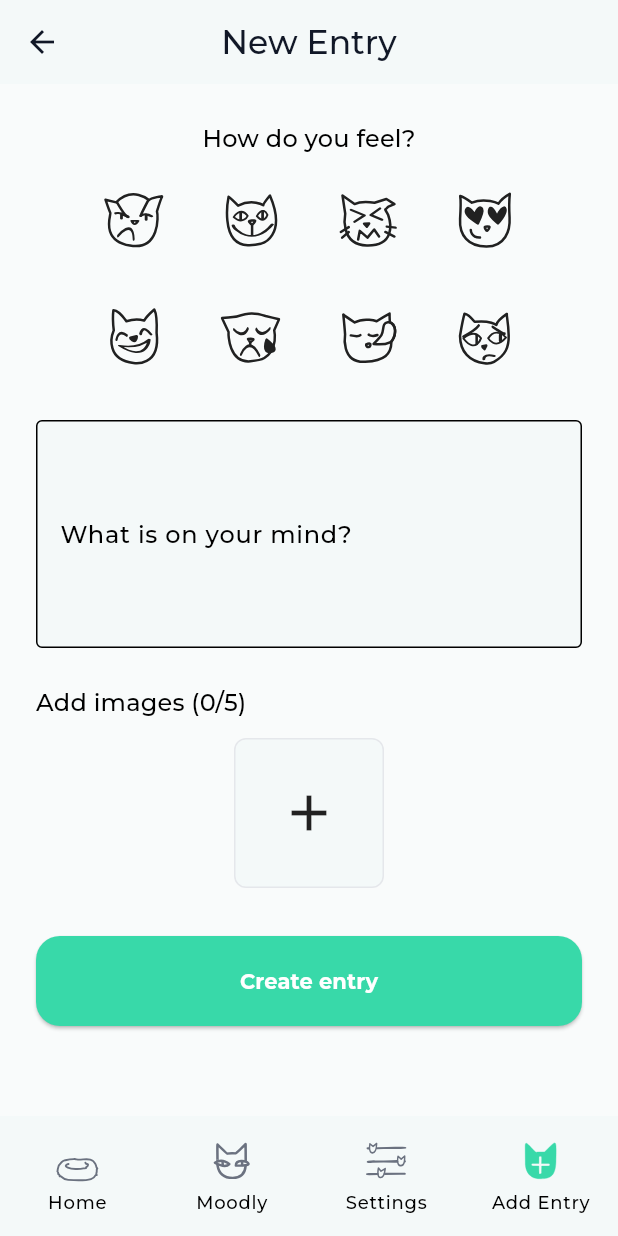
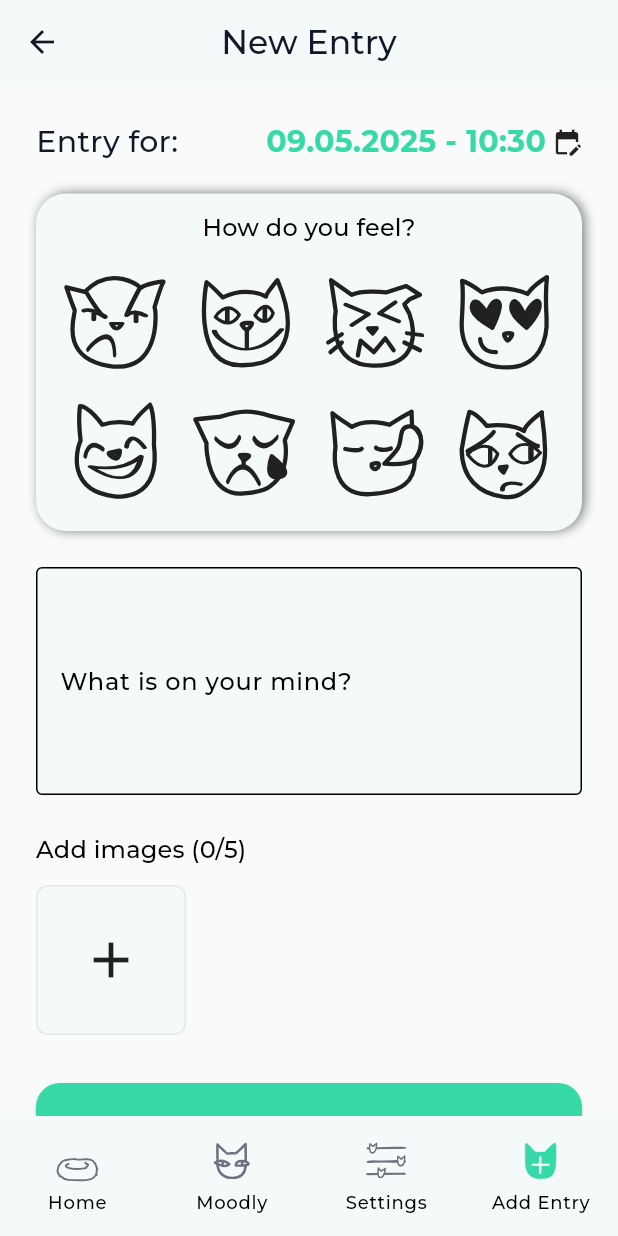
Before and after one commit to codemalcolm/moodly_client, a Flutter app: the screen it shows after launch, item 4 of the bottom bar chosen, on a phone screen of 412 x 824 dp. Run offline on Flutter 3.47's test engine with Material 3 defaults, Android fonts, the phone set to English and light mode, and no system bars; our stand-ins replace flutter_svg, image_picker, shared_preferences; network calls fail; project files that could hold a hidden picture were left out.

Commit message:
add date and time to new entry screen

```diff
--- /dev/null
+++ b/assets/data/days.json
@@ -0,0 +1,32 @@
+[
+  {
+    "dayEntry": {
+      "id": "day_001",
+      "date": "2025-04-28",
+      "mood": "happy",
+      "dailyTasks": ["task_101", "task_102"],
+      "journalEntries": ["journal_001", "journal_002"],
+      "entryDate": "2025-04-28T08:30:00Z"
+    }
+  },
+  {
+    "dayEntry": {
+      "id": "day_002",
+      "date": "2025-04-29",
+      "mood": "mid",
+      "dailyTasks": [],
+      "journalEntries": [],
+      "entryDate": "2025-04-29T09:00:00Z"
+    }
+  },
+  {
+    "dayEntry": {
+      "id": "day_003",
+      "date": "2025-04-30",
+      "mood": "sad",
+      "dailyTasks": ["task_103"],
+      "journalEntries": ["journal_003"],
+      "entryDate": "2025-04-30T07:45:00Z"
+    }
+  }
+]
--- a/lib/screens/new_entry_screen.dart
+++ b/lib/screens/new_entry_screen.dart
@@ -1,9 +1,12 @@
 import 'dart:io';
 import 'package:flutter/material.dart';
+import 'package:flutter_svg/svg.dart';
 import 'package:image_picker/image_picker.dart';
-import 'package:flutter_svg/flutter_svg.dart';
 import 'package:moodly_client/widgets/custom_button.dart';
 import 'package:moodly_client/widgets/custom_image_selector.dart';
+import 'package:moodly_client/widgets/date_time_picker.dart';
+import 'package:moodly_client/widgets/moods_card.dart';
+import 'package:intl/intl.dart';
 
 class NewEntryScreen extends StatefulWidget {
   const NewEntryScreen({super.key});
@@ -12,21 +15,14 @@ class NewEntryScreen extends StatefulWidget {
   State<NewEntryScreen> createState() => _NewEntryScreenState();
 }
 
+DateTime selectedDateTime = DateTime.now();
+
 class _NewEntryScreenState extends State<NewEntryScreen> {
   int? selectedMoodIndex;
+  bool showMoodSelector = true;
+
   List<File> imageFiles = [];
   final imagePicker = ImagePicker();
-
-  final List<String> moodIconPaths = [
-    'assets/icons/icon_mood_angry.svg',
-    'assets/icons/icon_mood_good.svg',
-    'assets/icons/icon_mood_moody.svg',
-    'assets/icons/icon_mood_loving.svg',
-    'assets/icons/icon_mood_happy.svg',
-    'assets/icons/icon_mood_sad.svg',
-    'assets/icons/icon_mood_tired.svg',
-    'assets/icons/icon_mood_anxious.svg',
-  ];
 
   Future<void> selectImage() async {
     final picked = await imagePicker.pickImage(
@@ -41,6 +37,22 @@ class _NewEntryScreenState extends State<NewEntryScreen> {
     }
   }
 
+  Future<void> pickDateTime() async {
+    final newDateTime = await DateTimePicker.pickDateTime(
+      context: context,
+      initialDateTime: selectedDateTime,
+    );
+    if (newDateTime != null) {
+      setState(() {
+        selectedDateTime = newDateTime;
+      });
+    }
+  }
+
+  String get formattedDateTime {
+    return DateFormat('dd.MM.yyyy - HH:mm').format(selectedDateTime);
+  }
+
   void removeImage(int index) {
     setState(() {
       imageFiles.removeAt(index);
@@ -50,52 +62,79 @@ class _NewEntryScreenState extends State<NewEntryScreen> {
   @override
   Widget build(BuildContext context) {
     final theme = Theme.of(context);
-
     return SingleChildScrollView(
       padding: const EdgeInsets.all(24),
       child: Column(
+        crossAxisAlignment: CrossAxisAlignment.start,
         children: [
-          Text('How do you feel?', style: theme.textTheme.titleMedium),
-          const SizedBox(height: 12),
-          Wrap(
-            spacing: 16,
-            runSpacing: 16,
-            children: List.generate(moodIconPaths.length, (index) {
-              final isSelected = selectedMoodIndex == index;
-              return GestureDetector(
-                onTap: () {
-                  setState(() {
-                    selectedMoodIndex = index;
-                  });
-                },
+          Row(
+            mainAxisAlignment: MainAxisAlignment.spaceBetween,
+            children: [
+              const Text("Entry for:", style: TextStyle(fontSize: 20)),
+              GestureDetector(
+                onTap: pickDateTime,
+                child: Row(
+                  children: [
+                    Text(
+                      formattedDateTime,
+                      style: TextStyle(
+                        color: theme.colorScheme.primary,
+                        fontWeight: FontWeight.w600,
+                        fontSize: 20,
+                      ),
+                    ),
+                    const SizedBox(width: 4),
+                    const Icon(Icons.edit_calendar, size: 20),
+                  ],
+                ),
+              ),
+            ],
+          ),
+          const SizedBox(height: 20),
+          if (selectedMoodIndex != null && !showMoodSelector)
+            GestureDetector(
+              onTap: () => setState(() => showMoodSelector = true),
+              child: Align(
+                alignment: Alignment.center,
                 child: Container(
-                  padding: const EdgeInsets.all(8),
+                  padding: const EdgeInsets.all(12),
                   decoration: BoxDecoration(
                     shape: BoxShape.circle,
-                    border: Border.all(
-                      color:
-                          isSelected
-                              ? theme.colorScheme.primary
-                              : Colors.transparent,
-                      width: 3,
-                    ),
+                    color: theme.colorScheme.surface,
+                    boxShadow: [
+                      BoxShadow(
+                        color: Colors.black26,
+                        blurRadius: 4,
+                        offset: Offset(0, 2),
+                      ),
+                    ],
                   ),
                   child: SvgPicture.asset(
-                    moodIconPaths[index],
-                    width: 40,
-                    height: 40,
+                    MoodsCard.moods[selectedMoodIndex!],
+                    width: 48,
+                    height: 48,
                     colorFilter: ColorFilter.mode(
-                      isSelected
-                          ? theme.colorScheme.primary
-                          : theme.iconTheme.color ?? Colors.black,
+                      theme.colorScheme.primary,
                       BlendMode.srcIn,
                     ),
                   ),
                 ),
-              );
-            }),
-          ),
-
+              ),
+            ),
+          if (selectedMoodIndex == null || showMoodSelector)
+            Column(
+              children: [
+                MoodsCard(
+                  selectedMoodIndex: selectedMoodIndex,
+                  onMoodSelected: (index) {
+                    setState(() {
+                      selectedMoodIndex = index;
+                      showMoodSelector = false;
+                    });
+                  },
+                ),
+              ],
+            ),
           const SizedBox(height: 24),
           TextField(
             decoration: const InputDecoration(
@@ -105,12 +144,9 @@ class _NewEntryScreenState extends State<NewEntryScreen> {
             maxLines: 5,
           ),
           const SizedBox(height: 24),
-          Align(
-            alignment: Alignment.centerLeft,
-            child: Text(
-              'Add images (${imageFiles.length}/5)',
-              style: theme.textTheme.titleMedium,
-            ),
+          Text(
+            'Add images (${imageFiles.length}/5)',
+            style: theme.textTheme.titleMedium,
           ),
           const SizedBox(height: 12),
           Wrap(
--- a/lib/screens/settings_screen.dart
+++ b/lib/screens/settings_screen.dart
@@ -1,5 +1,5 @@
 import 'package:flutter/material.dart';
-import 'package:moodly_client/screens/services/notification_settings_service.dart';
+import 'package:moodly_client/services/notification_settings_service.dart';
 import 'package:moodly_client/theme/theme_notifier.dart';
 import 'package:moodly_client/widgets/section_divider.dart';
 import 'package:moodly_client/widgets/theme_mode_selector.dart';
--- a/lib/widgets/moods_card.dart
+++ b/lib/widgets/moods_card.dart
@@ -1,14 +1,29 @@
 import 'package:flutter/material.dart';
 import 'package:flutter_svg/flutter_svg.dart';
 
+class Mood {
+  final String name;
+  final String iconPath;
+  Mood({required this.name, required this.iconPath});
+}
+
 class MoodsCard extends StatelessWidget {
-  final List<String> moodIconPaths;
   final int? selectedMoodIndex;
   final ValueChanged<int> onMoodSelected;
 
+  static List<String> moods = [
+    'assets/icons/icon_mood_angry.svg',
+    'assets/icons/icon_mood_good.svg',
+    'assets/icons/icon_mood_moody.svg',
+    'assets/icons/icon_mood_loving.svg',
+    'assets/icons/icon_mood_happy.svg',
+    'assets/icons/icon_mood_sad.svg',
+    'assets/icons/icon_mood_tired.svg',
+    'assets/icons/icon_mood_anxious.svg',
+  ];
+
   const MoodsCard({
     super.key,
-    required this.moodIconPaths,
     required this.selectedMoodIndex,
     required this.onMoodSelected,
   });
@@ -19,10 +34,10 @@ class MoodsCard extends StatelessWidget {
 
     return Container(
       width: double.infinity,
-      padding: const EdgeInsets.all(20),
+      padding: const EdgeInsets.all(10),
       decoration: BoxDecoration(
         color: theme.colorScheme.surface,
-        borderRadius: BorderRadius.circular(10),
+        borderRadius: BorderRadius.circular(20),
         boxShadow: [
           BoxShadow(
             color: const Color.fromARGB(126, 0, 0, 0),
@@ -34,36 +49,34 @@ class MoodsCard extends StatelessWidget {
       child: Column(
         children: [
           Text('How do you feel?', style: theme.textTheme.titleMedium),
-          const SizedBox(height: 16),
+          const SizedBox(height: 10),
           GridView.builder(
             shrinkWrap: true,
             physics: const NeverScrollableScrollPhysics(),
             gridDelegate: const SliverGridDelegateWithFixedCrossAxisCount(
               crossAxisCount: 4,
-              crossAxisSpacing: 16,
-              mainAxisSpacing: 16,
+              crossAxisSpacing: 2,
+              mainAxisSpacing: 2,
             ),
-            itemCount: moodIconPaths.length,
+            itemCount: moods.length,
             itemBuilder: (context, index) {
               final isSelected = selectedMoodIndex == index;
               return GestureDetector(
                 onTap: () => onMoodSelected(index),
                 child: Container(
-                  padding: const EdgeInsets.all(8),
+                  padding: const EdgeInsets.all(6),
                   decoration: BoxDecoration(
                     shape: BoxShape.circle,
                     border: Border.all(
                       color:
                           isSelected
                               ? theme.colorScheme.primary
-                              : Colors.transparent,
-                      width: 3,
+                              : const Color.fromARGB(0, 0, 0, 0),
+                      width: 2,
                     ),
                   ),
                   child: SvgPicture.asset(
-                    moodIconPaths[index],
-                    width: 40,
-                    height: 40,
+                    moods[index],
                     colorFilter: ColorFilter.mode(
                       isSelected
                           ? theme.colorScheme.primary
--- a/pubspec.yaml
+++ b/pubspec.yaml
@@ -12,6 +12,7 @@ dependencies:
   flutter_svg: ^2.0.7
   http: ^1.3.0
   image_picker: ^0.8.7+4
+  intl: ^0.20.2
   provider: ^6.1.1
   shared_preferences: ^2.2.2
 
```
Also changed, not shown: lib/screens/home.dart (added, +52 -0 lines), lib/widgets/date_time_picker.dart (added, +32 -0 lines), lib/services/notification_settings_service.dart (renamed from lib/screens/services/notification_settings_service.dart), pubspec.lock.
